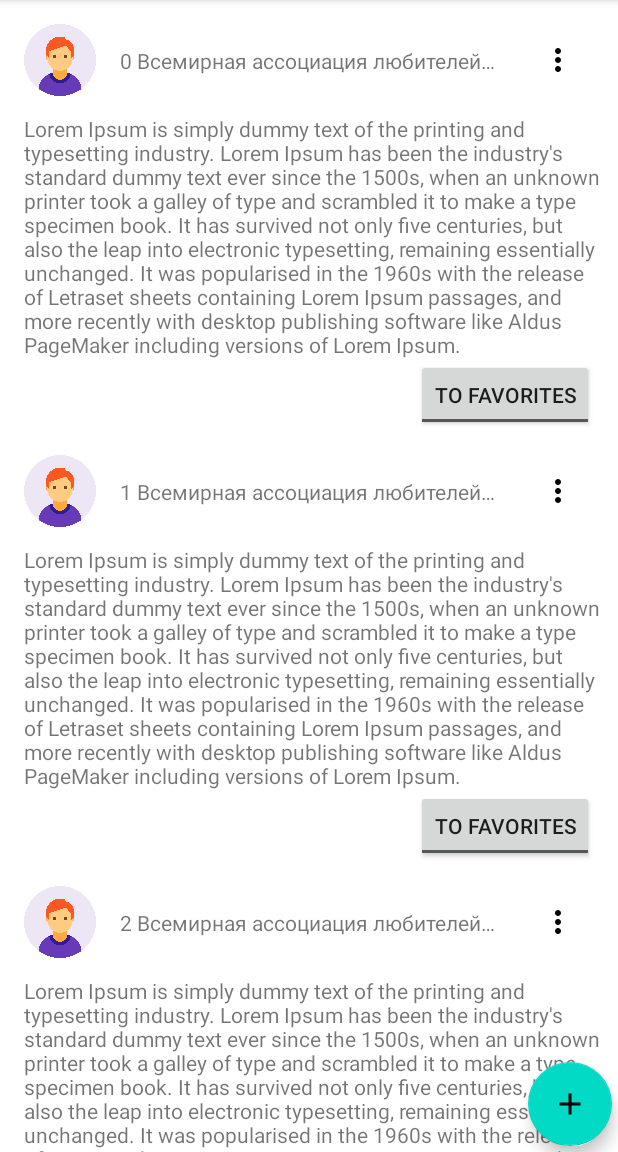
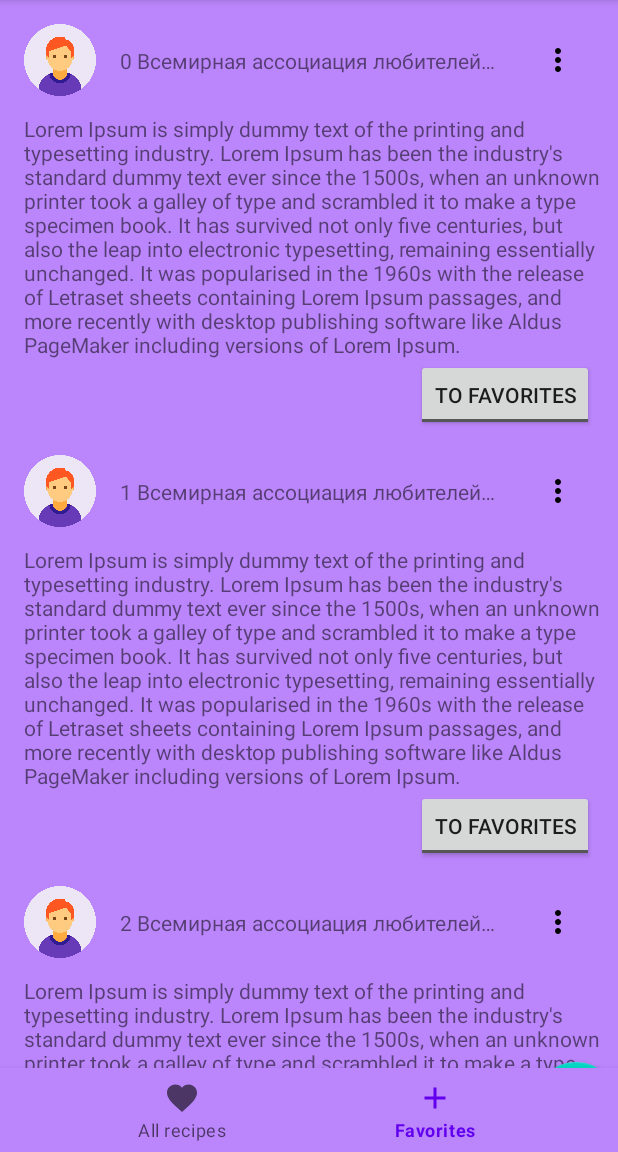
Before and after one commit to mstif/netol-diplom, an Android app: the FeedFavoritesFragment screen opened through its navigation route, on a phone screen of 412 x 824 dp, the part 84-1236 px from its top. Run offline under Robolectric (Android 15) with nearby library versions, the phone set to English and light mode, and no system bars; our stand-ins replace Room's generated code, navigation-ui; pictures from the network do not load.

Commit message:
Нижнее меню

```diff
--- a/app/src/main/java/ru/netology/nerecipe/FeedFavoritesFragment.kt
+++ b/app/src/main/java/ru/netology/nerecipe/FeedFavoritesFragment.kt
@@ -10,6 +10,7 @@ import androidx.fragment.app.viewModels
 import ru.netology.nerecipe.databinding.FragmentFeedBinding
 import ru.netology.nerecipe.adapter.RecipeAdapter
 import ru.netology.nerecipe.data.viewModel.RecipeViewModel
+import ru.netology.nerecipe.databinding.FragmentFavoritesFeedBinding
 
 
 class FeedFavoritesFragment : Fragment() {
@@ -20,7 +21,7 @@ class FeedFavoritesFragment : Fragment() {
         inflater: LayoutInflater,
         container: ViewGroup?,
         savedInstanceState: Bundle?
-    ): View = FragmentFeedBinding.inflate(layoutInflater, container, false).also { binding ->
+    ): View = FragmentFavoritesFeedBinding.inflate(layoutInflater, container, false).also { binding ->
 
         val adapter = RecipeAdapter(viewModel)
 
--- a/app/src/main/java/ru/netology/nerecipe/ui/AppActivity.kt
+++ b/app/src/main/java/ru/netology/nerecipe/ui/AppActivity.kt
@@ -9,12 +9,15 @@ import androidx.navigation.ui.setupWithNavController
 import com.google.android.material.bottomnavigation.BottomNavigationView
 import ru.netology.nerecipe.FeedFragment
 import ru.netology.nerecipe.R
+import ru.netology.nerecipe.databinding.AppActivityBinding
 import ru.netology.nerecipe.databinding.FragmentFeedBinding
 
 class AppActivity : AppCompatActivity(R.layout.app_activity){
 
-    override fun onCreate(savedInstanceState: Bundle?, persistentState: PersistableBundle?) {
-        super.onCreate(savedInstanceState, persistentState)
+    override fun onCreate(savedInstanceState: Bundle?) {
+        super.onCreate(savedInstanceState)
+       // val binding = AppActivityBinding.inflate(layoutInflater)
+        //setContentView(binding.root)
         val navHostFragment =
             supportFragmentManager.findFragmentById(R.id.nav_host_fragment) as NavHostFragment
         val navController = navHostFragment.navController
--- a/app/src/main/res/layout/app_activity.xml
+++ b/app/src/main/res/layout/app_activity.xml
@@ -1,27 +1,31 @@
 <?xml version="1.0" encoding="utf-8"?>
 
-<LinearLayout xmlns:android="http://schemas.android.com/apk/res/android"
+<androidx.constraintlayout.widget.ConstraintLayout xmlns:android="http://schemas.android.com/apk/res/android"
+    xmlns:app="http://schemas.android.com/apk/res-auto"
+    xmlns:tools="http://schemas.android.com/tools"
+    android:id="@+id/appActivity"
     android:layout_width="match_parent"
     android:layout_height="match_parent"
-    xmlns:app="http://schemas.android.com/apk/res-auto"
-    android:orientation="vertical"
-    android:id="@+id/app_act_id"
-    >
+    android:orientation="vertical">
 
-    <androidx.fragment.app.FragmentContainerView xmlns:app="http://schemas.android.com/apk/res-auto"
-        xmlns:tools="http://schemas.android.com/tools"
+
+    <androidx.fragment.app.FragmentContainerView
         android:id="@+id/nav_host_fragment"
         android:name="androidx.navigation.fragment.NavHostFragment"
         android:layout_width="match_parent"
         android:layout_height="match_parent"
         app:defaultNavHost="true"
         app:navGraph="@navigation/nav_graph"
-        tools:context=".ui.AppActivity" />
+        tools:context=".ui.AppActivity"
 
+        />
 
     <com.google.android.material.bottomnavigation.BottomNavigationView
         android:id="@+id/bottom_nav"
-        app:menu="@menu/menu_bottom_nav"
-        android:layout_height="match_parent"
-        android:layout_width="match_parent"/>
-</LinearLayout>
+        android:layout_width="match_parent"
+        android:layout_height="wrap_content"
+        android:baselineAligned="false"
+        android:background="@color/purple_200"
+        app:layout_constraintBottom_toBottomOf="parent"
+        app:menu="@menu/menu_bottom_nav" />
+</androidx.constraintlayout.widget.ConstraintLayout>
--- a/app/src/main/res/layout/fragment_favorites_feed.xml
+++ b/app/src/main/res/layout/fragment_favorites_feed.xml
@@ -5,6 +5,7 @@
     android:layout_width="match_parent"
     android:layout_height="match_parent"
     tools:context=".FeedFavoritesFragment"
+    android:background="@color/purple_200"
     >
 
     <androidx.recyclerview.widget.RecyclerView
@@ -21,7 +22,7 @@
         android:id="@+id/fab"
         android:layout_width="wrap_content"
         android:layout_height="wrap_content"
-        android:layout_margin="@dimen/fab_margin"
+        android:layout_marginBottom="4dp"
         android:contentDescription="@string/add_recipe"
         app:layout_constraintBottom_toBottomOf="parent"
         app:layout_constraintEnd_toEndOf="parent"
--- a/app/src/main/res/layout/fragment_feed.xml
+++ b/app/src/main/res/layout/fragment_feed.xml
@@ -21,7 +21,7 @@
         android:id="@+id/fab"
         android:layout_width="wrap_content"
         android:layout_height="wrap_content"
-        android:layout_margin="@dimen/fab_margin"
+        android:layout_marginBottom="60dp"
         android:contentDescription="@string/add_recipe"
         app:layout_constraintBottom_toBottomOf="parent"
         app:layout_constraintEnd_toEndOf="parent"
--- a/app/src/main/res/menu/menu_bottom_nav.xml
+++ b/app/src/main/res/menu/menu_bottom_nav.xml
@@ -1,12 +1,13 @@
 <?xml version="1.0" encoding="utf-8"?>
 <menu xmlns:android="http://schemas.android.com/apk/res/android">
     <item
-        android:id="@+id/fragment_favorites_feed"
-        android:icon="@drawable/ic_baseline_favorite_24"
-        android:title="@string/Favorites" />
-    <item
-        android:id="@+id/fragment_feed"
+        android:id="@+id/feedFragment"
         android:icon="@drawable/ic_baseline_favorite_24"
         android:title="@string/all_recipes" />
+    <item
+        android:id="@+id/feedFavoritesFragment"
+        android:icon="@drawable/ic_baseline_add_24"
+        android:title="@string/Favorites" />
+
 
 </menu>
--- a/app/src/main/res/navigation/nav_graph.xml
+++ b/app/src/main/res/navigation/nav_graph.xml
@@ -9,11 +9,12 @@
         android:id="@+id/feedFragment"
         android:name="ru.netology.nerecipe.FeedFragment"
         android:label="fragment_feed"
-        tools:layout="@layout/fragment_feed" />
-    <activity
-        android:id="@+id/appActivity"
-        android:name="ru.netology.nerecipe.ui.AppActivity"
-        android:label="AppActivity" />
+        tools:layout="@layout/fragment_feed" >
+
+        <action
+            android:id="@+id/action_feedFragment_to_feedFavoritesFragment2"
+            app:destination="@id/feedFavoritesFragment" />
+    </fragment>
     <fragment
         android:id="@+id/feedFavoritesFragment"
         android:name="ru.netology.nerecipe.FeedFavoritesFragment"
```
Also changed, not shown: 1 other file.
